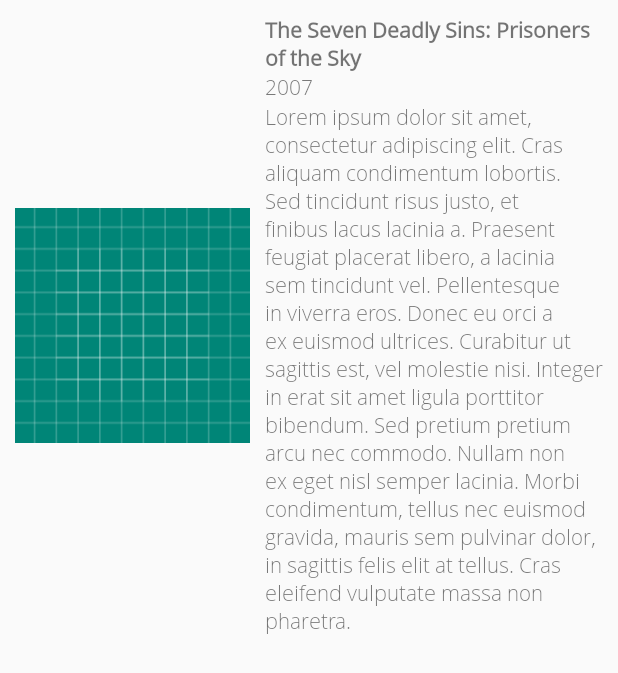
After one commit to alejandromr92/Movies, an Android app: the layout item_movie.xml on its own in the app's theme, with its tools: preview values and no code run, on a phone screen of 412 x 824 dp. The commit adds this screen. Shown: the top 673 px of the screen. Run offline under Robolectric (Android 15) with nearby library versions, the phone set to English and light mode, and no system bars; network calls fail.

Commit message:
Added UI. Recyclerview and holder for movies. Added filter to movies adapter. Added fonts to project. Fixed an issue where the API callback was not being returned correctly.

```diff
--- a/app/src/main/AndroidManifest.xml
+++ b/app/src/main/AndroidManifest.xml
@@ -11,7 +11,7 @@
             android:roundIcon="@mipmap/ic_launcher_round"
             android:supportsRtl="true"
             android:theme="@style/AppTheme">
-        <activity android:name=".presentation.ui.activities.MovieActivity">
+        <activity android:name=".presentation.ui.activities.MoviesActivity">
             <intent-filter>
                 <action android:name="android.intent.action.MAIN"/>
 
--- a/app/src/main/java/alejandromr92/com/movies/network/model/converter/MovieNetworkConverter.java
+++ b/app/src/main/java/alejandromr92/com/movies/network/model/converter/MovieNetworkConverter.java
@@ -1,6 +1,7 @@
 package alejandromr92.com.movies.network.model.converter;
 
 import alejandromr92.com.movies.network.model.response.MovieResponse;
+import alejandromr92.com.movies.network.service.Endpoints;
 import alejandromr92.com.movies.storage.model.MovieDataStore;
 
 import java.util.ArrayList;
@@ -24,7 +25,7 @@ public abstract class MovieNetworkConverter {
 
         store.setTitle(network.getTitle());
         store.setOverview(network.getOverview());
-        store.setPictureUrl(network.getPictureUrl());
+        store.setPictureUrl(Endpoints.MOVIES_POSTERS_BASE_URL + network.getPictureUrl());
         store.setYear(network.getReleaseDate().substring(0, 4)); //TODO add method in helper class
 
         return store;
--- a/app/src/main/java/alejandromr92/com/movies/network/service/Endpoints.java
+++ b/app/src/main/java/alejandromr92/com/movies/network/service/Endpoints.java
@@ -4,4 +4,5 @@ public interface Endpoints {
     String BASE_URL = "https://api.themoviedb.org/3/movie/";
     String API_KEY = "93aea0c77bc168d8bbce3918cefefa45";
     String POPULAR_MOVIES = "popular";
+    String MOVIES_POSTERS_BASE_URL = "http://image.tmdb.org/t/p/w154";
 }
--- /dev/null
+++ b/app/src/main/java/alejandromr92/com/movies/presentation/presenter/BaseView.java
@@ -0,0 +1,6 @@
+package alejandromr92.com.movies.presentation.presenter;
+
+public interface BaseView {
+    void showProgress();
+    void hideProgress();
+}
--- a/app/src/main/java/alejandromr92/com/movies/presentation/presenter/GetPopularMoviesPresenter.java
+++ b/app/src/main/java/alejandromr92/com/movies/presentation/presenter/GetPopularMoviesPresenter.java
@@ -8,7 +8,7 @@ public interface GetPopularMoviesPresenter {
 
     void getPopularMovies(int page);
 
-    interface View {
+    interface View extends BaseView{
         void onPopularMoviesRetrieved(List<MovieView> movieList);
         void onPopularMoviesRetrievingError(int errorCode);
     }
--- a/app/src/main/java/alejandromr92/com/movies/presentation/presenter/impl/GetPopularMoviesPresenterImpl.java
+++ b/app/src/main/java/alejandromr92/com/movies/presentation/presenter/impl/GetPopularMoviesPresenterImpl.java
@@ -26,17 +26,20 @@ public class GetPopularMoviesPresenterImpl extends BasePresenter implements GetP
 
     @Override
     public void getPopularMovies(int page) {
+        view.showProgress();
         GetPopularMoviesInteractor interactor = new GetPopularMoviesInteractorImpl(executor, mainThread, movieRepository, this);
         interactor.execute(page);
     }
 
     @Override
     public void onPopularMoviesRetrieved(List<Movie> movieList) {
+        view.hideProgress();
         view.onPopularMoviesRetrieved(MovieViewconverter.convertListToViewModel(movieList));
     }
 
     @Override
     public void onPopularMoviesRetrievingError(int errorCode) {
+        view.hideProgress();
         view.onPopularMoviesRetrievingError(errorCode);
     }
 }
--- /dev/null
+++ b/app/src/main/res/layout/item_movie.xml
@@ -0,0 +1,66 @@
+<?xml version="1.0" encoding="utf-8"?>
+<android.support.constraint.ConstraintLayout
+    xmlns:android="http://schemas.android.com/apk/res/android"
+    xmlns:app="http://schemas.android.com/apk/res-auto"
+
+    android:layout_width="match_parent"
+    android:layout_height="wrap_content"
+
+    android:layout_marginTop="10dp"
+    android:layout_marginStart="10dp"
+    android:layout_marginEnd="10dp"
+    >
+
+    <ImageView
+        android:id="@+id/movie_poster"
+        android:layout_width="0dp"
+        android:layout_height="200dp"
+        app:layout_constraintWidth_percent="0.4"
+
+        android:src="@drawable/ic_launcher_background"
+        app:layout_constraintTop_toTopOf="@id/movie_title"
+        app:layout_constraintBottom_toBottomOf="@id/movie_overview"
+
+        />
+
+    <TextView
+            android:id="@+id/movie_title"
+            android:layout_width="0dp"
+            android:layout_height="wrap_content"
+
+            android:text="The Seven Deadly Sins: Prisoners of the Sky"
+
+            app:layout_constraintTop_toTopOf="parent"
+            app:layout_constraintStart_toEndOf="@id/movie_poster"
+            app:layout_constraintEnd_toEndOf="parent"
+
+            android:layout_marginStart="10dp"
+            android:fontFamily="@font/open_sans"
+            android:textStyle="bold"
+    />
+
+    <TextView
+            android:id="@+id/movie_year_released"
+            android:layout_width="0dp"
+            android:layout_height="wrap_content"
+
+            android:text="2007"
+            app:layout_constraintTop_toBottomOf="@id/movie_title"
+            app:layout_constraintStart_toStartOf="@id/movie_title"
+            app:layout_constraintEnd_toEndOf="parent"
+            android:fontFamily="@font/open_sans_light"/>
+
+    <TextView
+            android:id="@+id/movie_overview"
+            android:layout_width="0dp"
+            android:layout_height="wrap_content"
+
+            app:layout_constraintTop_toBottomOf="@id/movie_year_released"
+            app:layout_constraintStart_toStartOf="@id/movie_year_released"
+            app:layout_constraintEnd_toEndOf="parent"
+
+            android:text="Lorem ipsum dolor sit amet, consectetur adipiscing elit. Cras aliquam condimentum lobortis. Sed tincidunt risus justo, et finibus lacus lacinia a. Praesent feugiat placerat libero, a lacinia sem tincidunt vel. Pellentesque in viverra eros. Donec eu orci a ex euismod ultrices. Curabitur ut sagittis est, vel molestie nisi. Integer in erat sit amet ligula porttitor bibendum. Sed pretium pretium arcu nec commodo. Nullam non ex eget nisl semper lacinia. Morbi condimentum, tellus nec euismod gravida, mauris sem pulvinar dolor, in sagittis felis elit at tellus. Cras eleifend vulputate massa non pharetra. "
+            android:fontFamily="@font/open_sans_light"/>
+
+
+</android.support.constraint.ConstraintLayout>
```
Also changed, not shown: app/src/main/java/alejandromr92/com/movies/domain/interactor/impl/GetPopularMoviesInteractorImpl.java (+14 -4 lines), app/src/main/java/alejandromr92/com/movies/presentation/ui/activities/BaseActivity.java (+34 -6 lines), app/src/main/java/alejandromr92/com/movies/presentation/ui/activities/MovieActivity.java (deleted, +0 -56 lines), app/src/main/java/alejandromr92/com/movies/presentation/ui/activities/MoviesActivity.java (added, +135 -0 lines), app/src/main/java/alejandromr92/com/movies/presentation/ui/adapters/MovieListAdapter.java (added, +82 -0 lines), app/src/main/java/alejandromr92/com/movies/presentation/ui/adapters/holders/MovieHolder.java (added, +54 -0 lines), app/src/main/res/layout/activity_main.xml (deleted, +0 -19 lines), app/src/main/res/layout/activity_movies.xml (added, +35 -0 lines), app/src/main/res/font/open_sans.ttf (added), app/src/main/res/font/open_sans_light.ttf (added).
